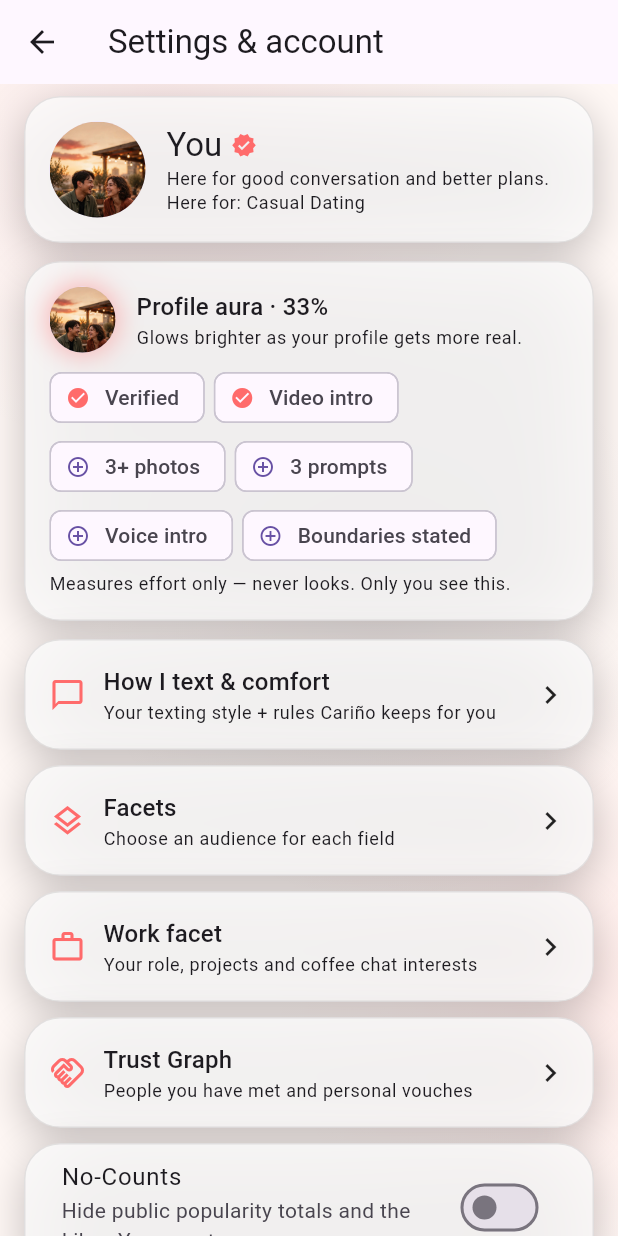
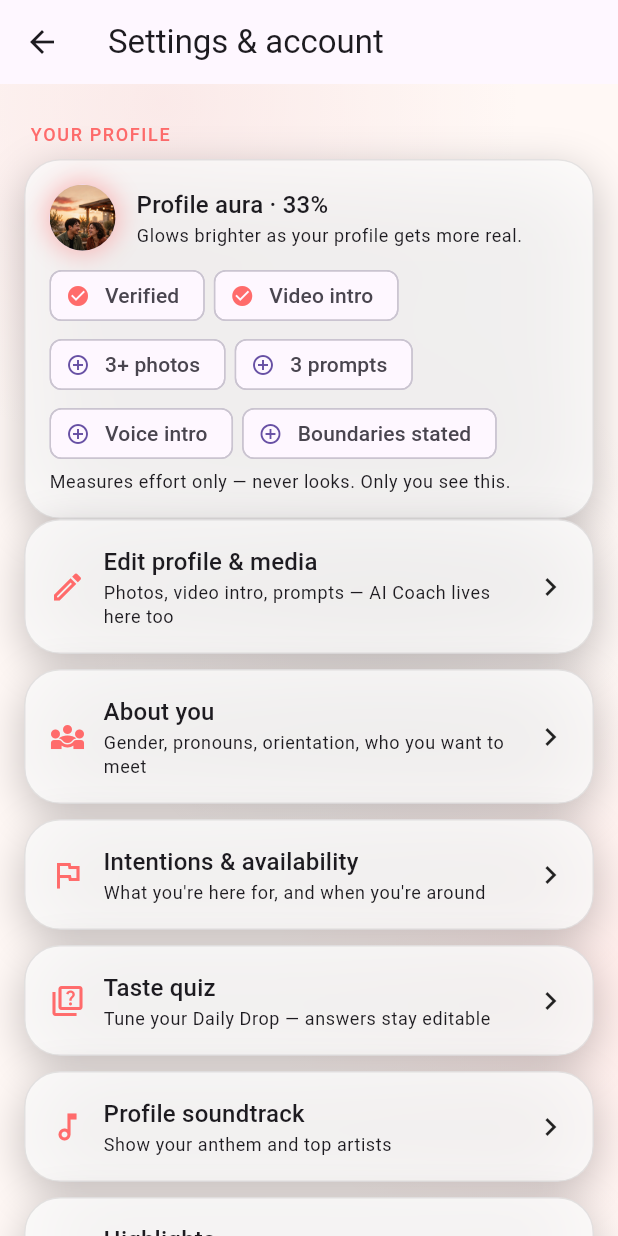
Before and after one commit to IamTharunsai/carino, a Flutter app: the AccountCentreScreen screen opened directly, on a phone screen of 412 x 824 dp. Run offline on Flutter 3.47's test engine with Material 3 defaults, Android fonts, the phone set to English and light mode, and no system bars; our stand-ins replace app_links, audioplayers, flutter_animate, geolocator, image_picker, local_auth and 3 more; missing offline and left inert: record; accounts and stored records are empty; project files that could hold a hidden picture were left out.

Commit message:
Dates: no like/pass pop-ups, rewind button; profiles: no private video/heart, flame streak shown; Feed gold verified tick; Plans: your plans + create + how it works; Settings grouped by category
Co-Authored-By: Claude Opus 5.5 <noreply@anthropic.com>

```diff
--- a/lib/screens/stage/stage_screen.dart
+++ b/lib/screens/stage/stage_screen.dart
@@ -332,6 +332,10 @@ class _FeedViewState extends State<_FeedView> {
                       style: const TextStyle(color: AppColors.warmIvory, fontWeight: FontWeight.w700, fontSize: 16)),
                 ),
               ),
+              if (item.verifiedHuman) ...[
+                const SizedBox(width: 4),
+                const Icon(Icons.verified, size: 18, color: Color(0xFFE8B84A)), // gold = ID-verified
+              ],
               if (item.creatorId != 'me') ...[
                 const SizedBox(width: 8),
                 OutlinedButton(
--- a/lib/screens/you/you_screen.dart
+++ b/lib/screens/you/you_screen.dart
@@ -46,43 +46,7 @@ class _YouScreenState extends State<AccountCentreScreen> {
       body: ListView(
         padding: const EdgeInsets.fromLTRB(16, 8, 16, 40),
         children: [
-          GlassContainer(
-            onTap: () => Navigator.of(context).push(
-              MaterialPageRoute<void>(
-                builder: (_) => ProfileCreationScreen(
-                  onPublished: () => Navigator.of(context).pop(),
-                ),
-              ),
-            ),
-            child: Row(
-              children: [
-                CircleAvatar(
-                    radius: 32, backgroundImage: AssetImage(me.photoAsset)),
-                const SizedBox(width: 14),
-                Expanded(
-                  child: Column(
-                    crossAxisAlignment: CrossAxisAlignment.start,
-                    children: [
-                      Row(
-                        children: [
-                          Text(me.name,
-                              style: Theme.of(context).textTheme.titleLarge),
-                          const SizedBox(width: 6),
-                          const Icon(Icons.verified,
-                              size: 17, color: AppColors.sparkCoral),
-                        ],
-                      ),
-                      Text(me.headline,
-                          style: Theme.of(context).textTheme.bodySmall),
-                      Text('Here for: ${me.intention.label}',
-                          style: Theme.of(context).textTheme.bodySmall),
-                    ],
-                  ),
-                ),
-              ],
-            ),
-          ),
-          const SizedBox(height: 12),
+          _section(context, 'Your profile'),
           // Profile Aura: a glow that grows with EFFORT (verified, video,
           // photos, prompts, voice, boundaries) — never looks, never
           // popularity, and only you see the meter.
@@ -153,45 +117,6 @@ class _YouScreenState extends State<AccountCentreScreen> {
               ),
             );
           }),
-          const SizedBox(height: 12),
-          _row(context,
-              icon: Icons.chat_bubble_outline,
-              title: 'How I text & comfort',
-              subtitle: 'Your texting style + rules Cariño keeps for you',
-              onTap: () => Navigator.of(context).push(MaterialPageRoute<void>(
-                  builder: (_) => const SyncSettingsScreen()))),
-          _row(context,
-              icon: Icons.layers_outlined,
-              title: 'Facets',
-              subtitle: 'Choose an audience for each field',
-              onTap: () => Navigator.of(context).push(MaterialPageRoute<void>(
-                  builder: (_) => const FacetsScreen()))),
-          _row(context,
-              icon: Icons.work_outline,
-              title: 'Work facet',
-              subtitle: 'Your role, projects and coffee chat interests',
-              onTap: () => Navigator.of(context).push(MaterialPageRoute<void>(
-                  builder: (_) => const WorkFacetScreen()))),
-          _row(context,
-              icon: Icons.handshake_outlined,
-              title: 'Trust Graph',
-              subtitle: 'People you have met and personal vouches',
-              onTap: () => Navigator.of(context).push(MaterialPageRoute<void>(
-                  builder: (_) => const TrustGraphScreen()))),
-          Padding(
-              padding: const EdgeInsets.only(bottom: 10),
-              child: GlassContainer(
-                  padding:
-                      const EdgeInsets.symmetric(horizontal: 8, vertical: 2),
-                  child: ValueListenableBuilder<bool>(
-                      valueListenable: Services.prefs.noCounts,
-                      builder: (context, hidden, _) => SwitchListTile(
-                          title: const Text('No-Counts'),
-                          subtitle: const Text(
-                              'Hide public popularity totals and the Likes You count.'),
-                          value: hidden,
-                          onChanged: (v) =>
-                              Services.prefs.noCounts.value = v)))),
           _row(
             context,
             icon: Icons.edit_outlined,
@@ -203,6 +128,18 @@ class _YouScreenState extends State<AccountCentreScreen> {
                 builder: (_) => ProfileCreationScreen(
                   onPublished: () => Navigator.of(context).pop(),
                 ),
+              ),
+            ),
+          ),
+          _row(
+            context,
+            icon: Icons.diversity_3_outlined,
+            title: 'About you',
+            subtitle: 'Gender, pronouns, orientation, who you want to meet',
+            onTap: () => Navigator.of(context).push(
+              MaterialPageRoute<void>(
+                builder: (_) =>
+                    IdentityScreen(onDone: () => Navigator.of(context).pop()),
               ),
             ),
           ),
@@ -220,18 +157,6 @@ class _YouScreenState extends State<AccountCentreScreen> {
                     setState(() {}); // show the new intention right away
                   },
                 ),
-              ),
-            ),
-          ),
-          _row(
-            context,
-            icon: Icons.diversity_3_outlined,
-            title: 'About you',
-            subtitle: 'Gender, pronouns, orientation, who you want to meet',
-            onTap: () => Navigator.of(context).push(
-              MaterialPageRoute<void>(
-                builder: (_) =>
-                    IdentityScreen(onDone: () => Navigator.of(context).pop()),
               ),
             ),
           ),
@@ -261,6 +186,36 @@ class _YouScreenState extends State<AccountCentreScreen> {
             subtitle: 'Moments pinned to your profile (up to 3)',
             onTap: () => _highlights(context),
           ),
+          _row(context,
+              icon: Icons.layers_outlined,
+              title: 'Facets',
+              subtitle: 'Choose an audience for each field',
+              onTap: () => Navigator.of(context).push(MaterialPageRoute<void>(
+                  builder: (_) => const FacetsScreen()))),
+          _row(context,
+              icon: Icons.work_outline,
+              title: 'Work facet',
+              subtitle: 'Your role, projects and coffee chat interests',
+              onTap: () => Navigator.of(context).push(MaterialPageRoute<void>(
+                  builder: (_) => const WorkFacetScreen()))),
+          _section(context, 'Dating'),
+          _row(
+            context,
+            icon: Icons.favorite_outline,
+            title: 'Likes & introductions',
+            subtitle: 'Pause discovery, set a daily limit, close kindly',
+            onTap: () => Navigator.of(context).push(
+              MaterialPageRoute<void>(
+                builder: (_) => const LikesManagerScreen(),
+              ),
+            ),
+          ),
+          _row(context,
+              icon: Icons.chat_bubble_outline,
+              title: 'How I text & comfort',
+              subtitle: 'Your texting style + rules Cariño keeps for you',
+              onTap: () => Navigator.of(context).push(MaterialPageRoute<void>(
+                  builder: (_) => const SyncSettingsScreen()))),
           _row(
             context,
             icon: Icons.handshake_outlined,
@@ -272,28 +227,52 @@ class _YouScreenState extends State<AccountCentreScreen> {
               ),
             ),
           ),
-          Padding(
-            padding: const EdgeInsets.only(bottom: 10),
-            child: GlassContainer(
-              padding: const EdgeInsets.symmetric(horizontal: 8, vertical: 2),
-              child: ValueListenableBuilder<bool>(
-                valueListenable: Services.prefs.calmMode,
-                builder: (context, calm, _) => SwitchListTile(
-                  secondary: const Icon(Icons.spa_outlined),
-                  title: const Text('Calm mode'),
-                  subtitle: const Text(
-                      'Fewer animations, no celebration motion. Easier on the senses.'),
-                  value: calm,
-                  onChanged: (v) => Services.prefs.calmMode.value = v,
-                ),
+          _row(
+            context,
+            icon: Icons.favorite_outline,
+            title: 'Relationship & couples',
+            subtitle: 'Honest Status, Couples mode, date-night bookings',
+            onTap: () => Navigator.of(context).push(
+              MaterialPageRoute<void>(builder: (_) => const CoupleScreen()),
+            ),
+          ),
+          _row(context,
+              icon: Icons.handshake_outlined,
+              title: 'Trust Graph',
+              subtitle: 'People you have met and personal vouches',
+              onTap: () => Navigator.of(context).push(MaterialPageRoute<void>(
+                  builder: (_) => const TrustGraphScreen()))),
+          _section(context, 'Subscription & payments'),
+          _row(
+            context,
+            icon: Icons.workspace_premium_outlined,
+            title: AppConfig.plusName,
+            subtitle: Services.payments.isPlus
+                ? 'Active — manage subscription'
+                : 'See who liked you, unlimited likes, rewind, travel',
+            onTap: () => Navigator.of(context).push(
+              MaterialPageRoute<void>(
+                builder: (_) => Services.payments.isPlus
+                    ? const SubscriptionScreen()
+                    : const PaywallScreen(),
               ),
             ),
           ),
           _row(
             context,
+            icon: Icons.card_giftcard_outlined,
+            title: 'Invite & offers',
+            subtitle: 'Give a week of Plus, get a week · promo codes',
+            onTap: () => Navigator.of(context).push(
+              MaterialPageRoute<void>(builder: (_) => const ReferralScreen()),
+            ),
+          ),
+          _section(context, 'Privacy & safety'),
+          _row(
+            context,
             icon: Icons.verified_user_outlined,
             title: 'Verification Centre',
-            subtitle: 'All 3 layers passed · badge active',
+            subtitle: 'ID + selfie verified · badge active',
             onTap: () => _verificationCentre(context),
           ),
           _row(
@@ -304,28 +283,6 @@ class _YouScreenState extends State<AccountCentreScreen> {
             onTap: () => Navigator.of(context).push(
               MaterialPageRoute<void>(
                 builder: (_) => const PrivacyCentreScreen(),
-              ),
-            ),
-          ),
-          _row(
-            context,
-            icon: Icons.favorite_outline,
-            title: 'Likes & introductions',
-            subtitle: 'Pause discovery, set a daily limit, close kindly',
-            onTap: () => Navigator.of(context).push(
-              MaterialPageRoute<void>(
-                builder: (_) => const LikesManagerScreen(),
-              ),
-            ),
-          ),
-          _row(
-            context,
-            icon: Icons.notifications_outlined,
-            title: 'Notifications',
-            subtitle: 'Matches, messages, plans — real events only',
-            onTap: () => Navigator.of(context).push(
-              MaterialPageRoute<void>(
-                builder: (_) => const NotificationsScreen(),
               ),
             ),
           ),
@@ -349,37 +306,58 @@ class _YouScreenState extends State<AccountCentreScreen> {
               ),
             ),
           ),
+          Padding(
+              padding: const EdgeInsets.only(bottom: 10),
+              child: GlassContainer(
+                  padding:
+                      const EdgeInsets.symmetric(horizontal: 8, vertical: 2),
+                  child: ValueListenableBuilder<bool>(
+                      valueListenable: Services.prefs.noCounts,
+                      builder: (context, hidden, _) => SwitchListTile(
+                          title: const Text('No-Counts'),
+                          subtitle: const Text(
+                              'Hide public popularity totals and the Likes You count.'),
+                          value: hidden,
+                          onChanged: (v) =>
+                              Services.prefs.noCounts.value = v)))),
+          _section(context, 'Notifications & app'),
           _row(
             context,
-            icon: Icons.workspace_premium_outlined,
-            title: AppConfig.plusName,
-            subtitle: Services.payments.isPlus
-                ? 'Active — manage subscription'
-                : 'See who liked you, unlimited likes, rewind, travel',
+            icon: Icons.notifications_outlined,
+            title: 'Notifications',
+            subtitle: 'Matches, messages, plans — real events only',
             onTap: () => Navigator.of(context).push(
               MaterialPageRoute<void>(
-                builder: (_) => Services.payments.isPlus
-                    ? const SubscriptionScreen()
-                    : const PaywallScreen(),
+                builder: (_) => const NotificationsScreen(),
               ),
             ),
           ),
           _row(
             context,
-            icon: Icons.favorite_outline,
-            title: 'Relationship & couples',
-            subtitle: 'Honest Status, Couples mode, date-night bookings',
+            icon: Icons.settings_outlined,
+            title: 'App settings',
+            subtitle: 'Theme, calls, devices, app lock, language',
             onTap: () => Navigator.of(context).push(
-              MaterialPageRoute<void>(builder: (_) => const CoupleScreen()),
+              MaterialPageRoute<void>(
+                builder: (_) => const SettingsScreen(),
+              ),
             ),
           ),
-          _row(
-            context,
-            icon: Icons.card_giftcard_outlined,
-            title: 'Invite & offers',
-            subtitle: 'Give a week of Plus, get a week · promo codes',
-            onTap: () => Navigator.of(context).push(
-              MaterialPageRoute<void>(builder: (_) => const ReferralScreen()),
+          Padding(
+            padding: const EdgeInsets.only(bottom: 10),
+            child: GlassContainer(
+              padding: const EdgeInsets.symmetric(horizontal: 8, vertical: 2),
+              child: ValueListenableBuilder<bool>(
+                valueListenable: Services.prefs.calmMode,
+                builder: (context, calm, _) => SwitchListTile(
+                  secondary: const Icon(Icons.spa_outlined),
+                  title: const Text('Calm mode'),
+                  subtitle: const Text(
+                      'Fewer animations, no celebration motion. Easier on the senses.'),
+                  value: calm,
+                  onChanged: (v) => Services.prefs.calmMode.value = v,
+                ),
+              ),
             ),
           ),
           _row(
@@ -391,18 +369,7 @@ class _YouScreenState extends State<AccountCentreScreen> {
               MaterialPageRoute<void>(builder: (_) => const InsightsScreen()),
             ),
           ),
-          _row(
-            context,
-            icon: Icons.settings_outlined,
-            title: 'Settings',
-            subtitle: 'Notifications, calls, sessions, passkey, app lock',
-            onTap: () => Navigator.of(context).push(
-              MaterialPageRoute<void>(
-                builder: (_) => const SettingsScreen(),
-              ),
-            ),
-          ),
-          const SizedBox(height: 8),
+          _section(context, 'Account'),
           TextButton.icon(
             onPressed: () => Navigator.of(context).push(
               MaterialPageRoute<void>(
@@ -491,6 +458,12 @@ class _YouScreenState extends State<AccountCentreScreen> {
     );
   }
 
+  Widget _section(BuildContext context, String title) => Padding(
+        padding: const EdgeInsets.fromLTRB(4, 18, 4, 8),
+        child: Text(title.toUpperCase(),
+            style: Theme.of(context).textTheme.labelMedium?.copyWith(letterSpacing: 1.1, color: AppColors.sparkCoral)),
+      );
+
   Widget _row(
     BuildContext context, {
     required IconData icon,
```
Also changed, not shown: lib/screens/connect/connect_screen.dart (+59 -0 lines), lib/screens/discover/discover_screen.dart (+12 -16 lines), lib/screens/discover/profile_detail_screen.dart (+9 -47 lines), 1 other file.
